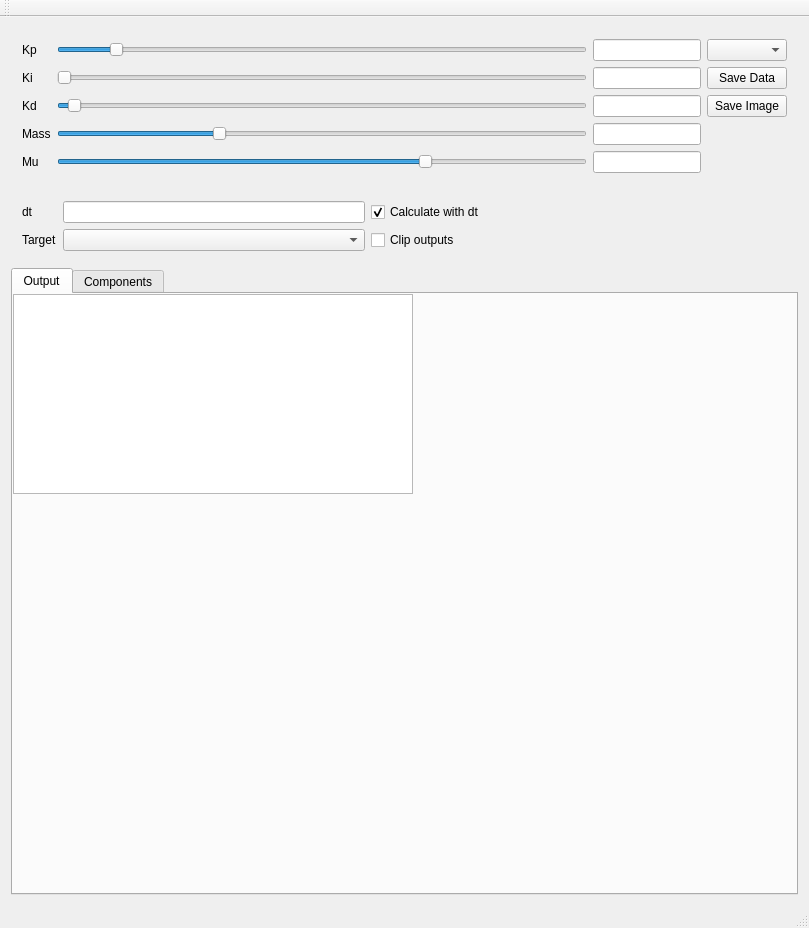
This is mainwindow.ui in rlee287/PID_visualiser as Qt 5 draws it before an edit. The edited form follows.
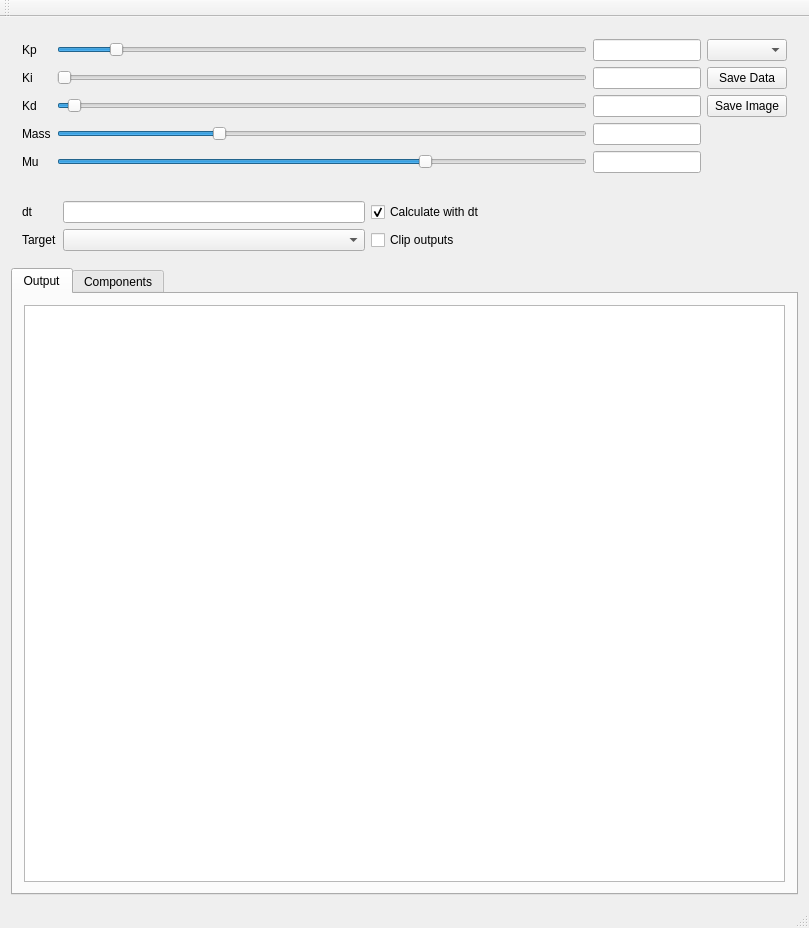
This is the edited form.

Commit message: Scroll bar and resizing muck

Patch:
```diff
--- a/mainwindow.ui
+++ b/mainwindow.ui
@@ -298,15 +298,9 @@
        <attribute name="title">
         <string>Output</string>
        </attribute>
+       <layout class="QGridLayout" name="gridLayout_2">
+        <item row="0" column="0">
        <widget class="QGraphicsView" name="out_graph">
-        <property name="geometry">
-         <rect>
-          <x>0</x>
-          <y>0</y>
-          <width>400</width>
-          <height>200</height>
-         </rect>
-        </property>
         <property name="sizePolicy">
          <sizepolicy hsizetype="MinimumExpanding" vsizetype="MinimumExpanding">
           <horstretch>0</horstretch>
@@ -314,6 +308,8 @@
          </sizepolicy>
         </property>
        </widget>
+        </item>
+       </layout>
       </widget>
       <widget class="QWidget" name="comp">
        <attribute name="title">
```
Lines whose indentation alone changed are shown as unchanged. The commit also changes 2 other files.
